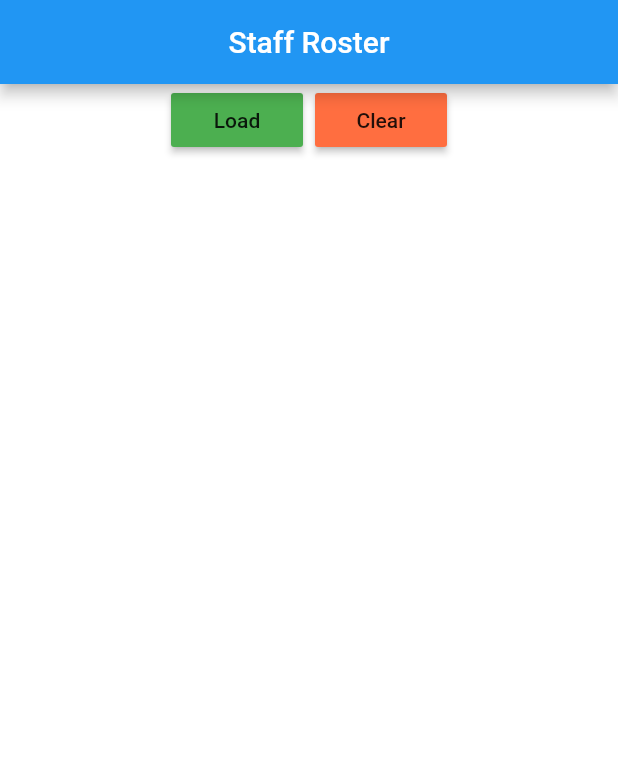
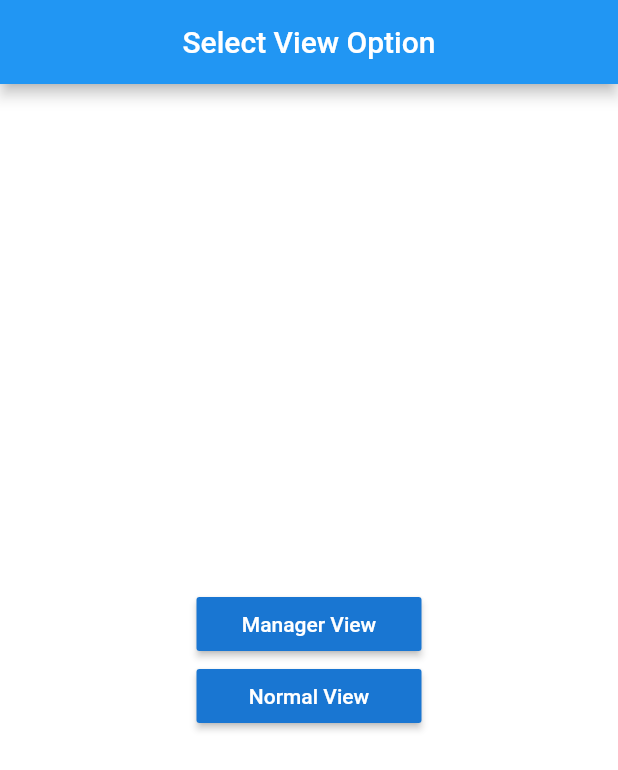
Before and after one commit to couturmi/flutter_employee_example, a Flutter app: the screen it shows after launch, on a phone screen of 412 x 824 dp. Shown: the top 770 px of the screen. Run offline on Flutter 3.47's test engine with Material 2 defaults, Android fonts, the phone set to English and light mode, and no system bars; our stand-ins replace flutter_bloc.

Commit message:
added landing screen to decide between two view types

```diff
--- a/lib/main.dart
+++ b/lib/main.dart
@@ -1,4 +1,4 @@
-import 'package:example_proj/widgets/staff_screen.dart';
+import 'package:example_proj/widgets/landing/landing_screen.dart';
 import 'package:flutter/material.dart';
 
 void main() => runApp(MyApp());
@@ -7,8 +7,8 @@ class MyApp extends StatelessWidget {
   @override
   Widget build(BuildContext context) {
     return MaterialApp(
-      title: 'Flutter Demo',
-      home: StaffScreen(),
+      title: 'Employee Roster App',
+      home: LandingScreen(),
     );
   }
 }
--- /dev/null
+++ b/lib/widgets/landing/landing_screen.dart
@@ -0,0 +1,58 @@
+import 'package:example_proj/bloc/view_type_bloc.dart';
+import 'package:example_proj/widgets/staff_list/staff_screen.dart';
+import 'package:flutter/material.dart';
+
+/// Entry point to the application
+class LandingScreen extends StatelessWidget {
+  static const double VIEW_BUTTON_WIDTH = 150.0;
+  @override
+  Widget build(BuildContext context) {
+    return Scaffold(
+      backgroundColor: Colors.white,
+      appBar: AppBar(
+        title: Text("Select View Option"),
+        centerTitle: true,
+      ),
+      body: Center(
+        child: Column(
+          mainAxisSize: MainAxisSize.min,
+          children: <Widget>[
+            SizedBox(
+              width: VIEW_BUTTON_WIDTH,
+              child: RaisedButton(
+                child: Text(
+                  "Manager View",
+                  style: Theme.of(context).accentTextTheme.button,
+                ),
+                onPressed: () {
+                  _navigateToStaffScreen(context, ViewType.manager);
+                },
+                color: Theme.of(context).primaryColorDark,
+              ),
+            ),
+            SizedBox(
+              width: VIEW_BUTTON_WIDTH,
+              child: RaisedButton(
+                child: Text(
+                  "Normal View",
+                  style: Theme.of(context).accentTextTheme.button,
+                ),
+                onPressed: () {
+                  _navigateToStaffScreen(context, ViewType.normal);
+                },
+                color: Theme.of(context).primaryColorDark,
+              ),
+            ),
+          ],
+        ),
+      ),
+    );
+  }
+
+  /// Navigate to the StaffScreen
+  void _navigateToStaffScreen(BuildContext context, ViewType viewType) {
+    Navigator.pushReplacement(context, MaterialPageRoute(builder: (context) {
+      return StaffScreen(viewType);
+    }));
+  }
+}
--- a/lib/widgets/action_buttons.dart
+++ b/lib/widgets/staff_list/action_buttons.dart
@@ -2,6 +2,7 @@ import 'package:example_proj/bloc/employee_bloc.dart';
 import 'package:flutter/material.dart';
 import 'package:flutter_bloc/flutter_bloc.dart';
 
+/// Widget containing the group of buttons responsible for controlling the state of the displayed list
 class ActionButtons extends StatelessWidget {
   @override
   Widget build(BuildContext context) {
--- a/lib/widgets/staff_list.dart
+++ b/lib/widgets/staff_list/staff_list.dart
@@ -3,6 +3,7 @@ import 'package:example_proj/model/employee.dart';
 import 'package:flutter/material.dart';
 import 'package:flutter_bloc/flutter_bloc.dart';
 
+/// Widget to display the list of staff
 class StaffList extends StatelessWidget {
   @override
   Widget build(BuildContext context) {
```
Also changed, not shown: lib/bloc/view_type_bloc.dart (added, +20 -0 lines), lib/widgets/staff_list/staff_screen.dart (renamed from lib/widgets/staff_screen.dart, +8 -2 lines), 4 other files.
